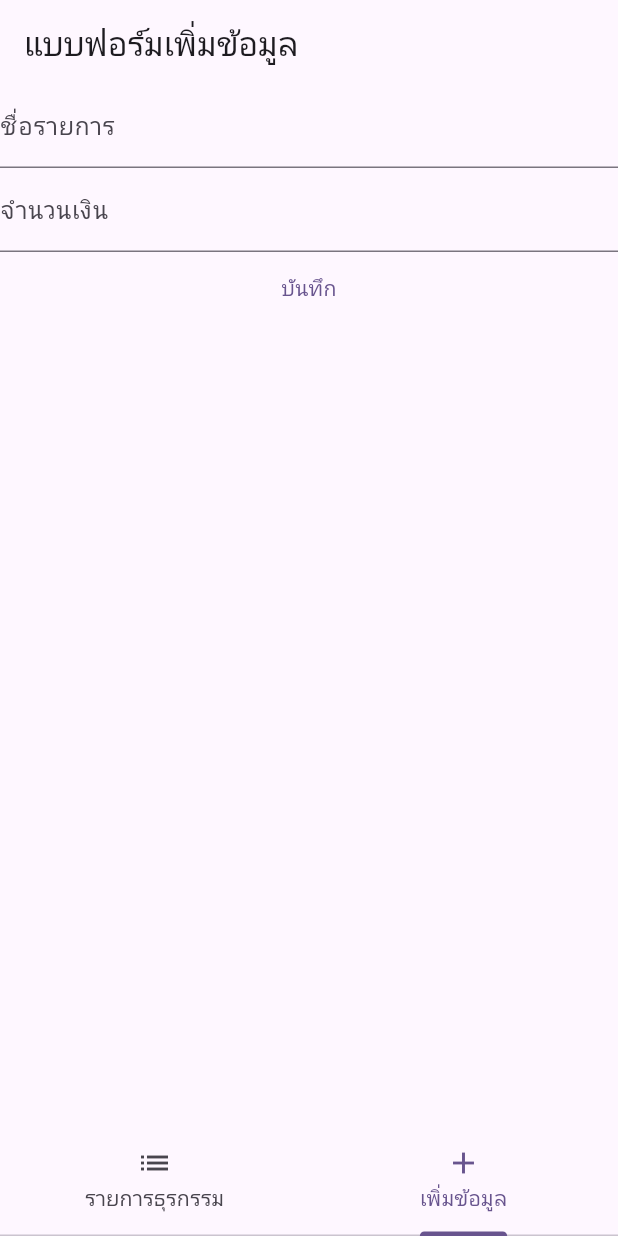
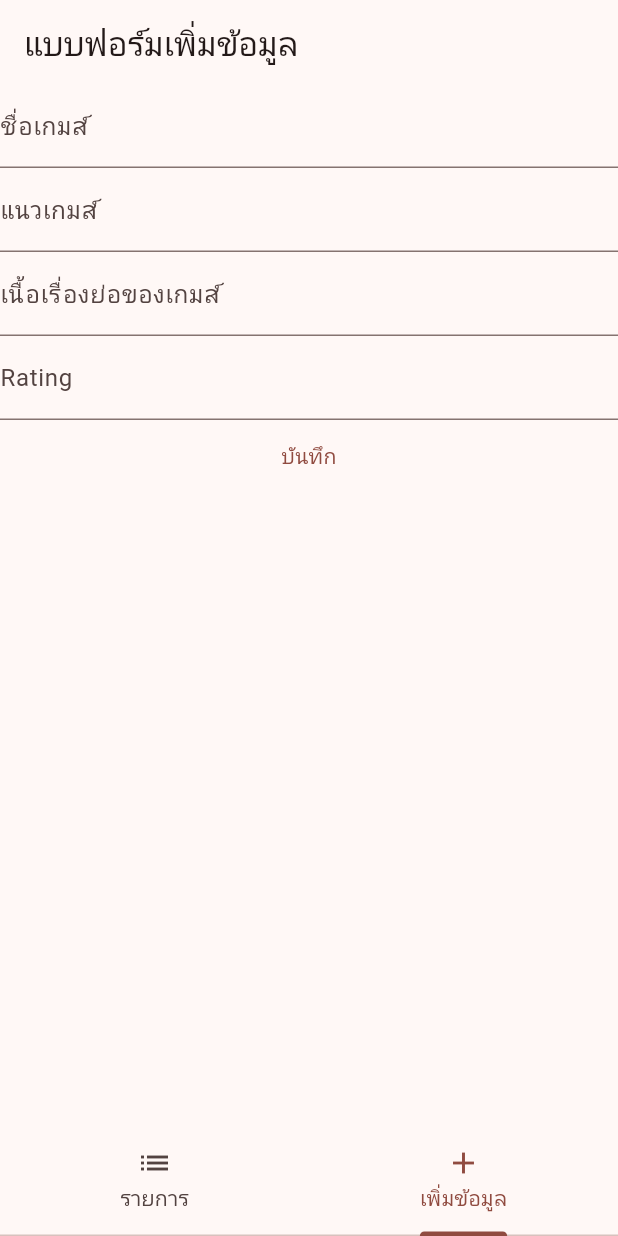
Before and after one commit to Nathakon1/Project-Mobile-App, a Flutter app: the screen it shows after launch, tab 2 chosen, on a phone screen of 412 x 824 dp. Run offline on Flutter 3.47's test engine with Material 3 defaults, Android fonts, the phone set to English and light mode, and no system bars; our stand-ins replace sembast.

Commit message:
เพิ่มข้อมูล

```diff
--- a/lib/main.dart
+++ b/lib/main.dart
@@ -23,7 +23,7 @@ class MyApp extends StatelessWidget {
       child: MaterialApp(
         title: 'Flutter Demo',
         theme: ThemeData(
-          colorScheme: ColorScheme.fromSeed(seedColor: Colors.deepPurple),
+          colorScheme: ColorScheme.fromSeed(seedColor: const Color.fromARGB(51, 255, 0, 0)),
           useMaterial3: true,
         ),
         home: const MyHomePage(),
@@ -60,8 +60,14 @@ class _MyHomePageState extends State<MyHomePage> {
           ),
           bottomNavigationBar: TabBar(
             tabs: [
-              Tab(text: "รายการธุรกรรม", icon: Icon(Icons.list),),
-              Tab(text: "เพิ่มข้อมูล", icon: Icon(Icons.add),),
+              Tab(
+                text: "รายการ",
+                icon: Icon(Icons.list),
+              ),
+              Tab(
+                text: "เพิ่มข้อมูล",
+                icon: Icon(Icons.add),
+              ),
             ],
           ),
         ));
--- a/lib/screens/form_screen.dart
+++ b/lib/screens/form_screen.dart
@@ -17,8 +17,9 @@ class FormScreen extends StatefulWidget {
 class _FormScreenState extends State<FormScreen> {
   final formKey = GlobalKey<FormState>();
 
-  final titleController = TextEditingController();
-
+  final titleController1 = TextEditingController();
+  final titleController2 = TextEditingController();
+  final titleController3 = TextEditingController();
   final amountController = TextEditingController();
 
   @override
@@ -34,10 +35,10 @@ class _FormScreenState extends State<FormScreen> {
               children: [
                 TextFormField(
                   decoration: const InputDecoration(
-                    labelText: 'ชื่อรายการ',
+                    labelText: 'ชื่อเกมส์',
                   ),
                   autofocus: false,
-                  controller: titleController,
+                  controller: titleController1,
                   validator: (String? str) {
                     if (str!.isEmpty) {
                       return 'กรุณากรอกข้อมูล';
@@ -46,14 +47,41 @@ class _FormScreenState extends State<FormScreen> {
                 ),
                 TextFormField(
                   decoration: const InputDecoration(
-                    labelText: 'จำนวนเงิน',
+                    labelText: 'แนวเกมส์',
+                  ),
+                  autofocus: false,
+                  controller: titleController2,
+                  validator: (String? str) {
+                    if (str!.isEmpty) {
+                      return 'กรุณากรอกข้อมูล';
+                    }
+                  },
+                ),
+                TextFormField(
+                  decoration: const InputDecoration(
+                    labelText: 'เนื้อเรื่องย่อของเกมส์',
+                  ),
+                  autofocus: false,
+                  controller: titleController3,
+                  validator: (String? str) {
+                    if (str!.isEmpty) {
+                      return 'กรุณากรอกข้อมูล';
+                    }
+                  },
+                ),
+                TextFormField(
+                  decoration: const InputDecoration(
+                    labelText: 'Rating',
                   ),
                   keyboardType: TextInputType.number,
                   controller: amountController,
                   validator: (String? input) {
                     try {
                       double amount = double.parse(input!);
-                      if (amount < 0) {
+                      if (amount > 5 ) {
+                        return 'กรุณากรอกข้อมูลไม่เกินกว่า 5';
+                      }
+                      else if (amount == 0 ) {
                         return 'กรุณากรอกข้อมูลมากกว่า 0';
                       }
                     } catch (e) {
@@ -67,9 +95,15 @@ class _FormScreenState extends State<FormScreen> {
                           if (formKey.currentState!.validate())
                             {
                               // create transaction data object
-                              var statement = Transactions(
+                              var statement1 = Transactions(
                                   keyID: null,
-                                  title: titleController.text,
+                                  title: titleController1.text,
+                                  amount: double.parse(amountController.text),
+                                  date: DateTime.now()
+                                  );
+                              var statement2 = Transactions(
+                                  keyID: null,
+                                  title: titleController1.text,
                                   amount: double.parse(amountController.text),
                                   date: DateTime.now()
                                   );
@@ -77,7 +111,8 @@ class _FormScreenState extends State<FormScreen> {
                               // add transaction data object to provider
                               var provider = Provider.of<TransactionProvider>(context, listen: false);
 
-                              provider.addTransaction(statement);
+                              provider.addTransaction(statement1);
+                              provider.addTransaction(statement2);
 
                               Navigator.push(context, MaterialPageRoute(
                                 fullscreenDialog: true,
--- a/lib/screens/home_screen.dart
+++ b/lib/screens/home_screen.dart
@@ -20,7 +20,7 @@ class _HomeScreenState extends State<HomeScreen> {
     return Scaffold(
         appBar: AppBar(
           backgroundColor: Theme.of(context).colorScheme.primary,
-          title: const Text("แอพบัญชี"),
+          title: const Text("Game Recommendations"),
           actions: [
             IconButton(
               icon: const Icon(Icons.exit_to_app),
```
Also changed, not shown: lib/screens/edit_screen.dart (+34 -6 lines), pubspec.lock, 2 other files.
